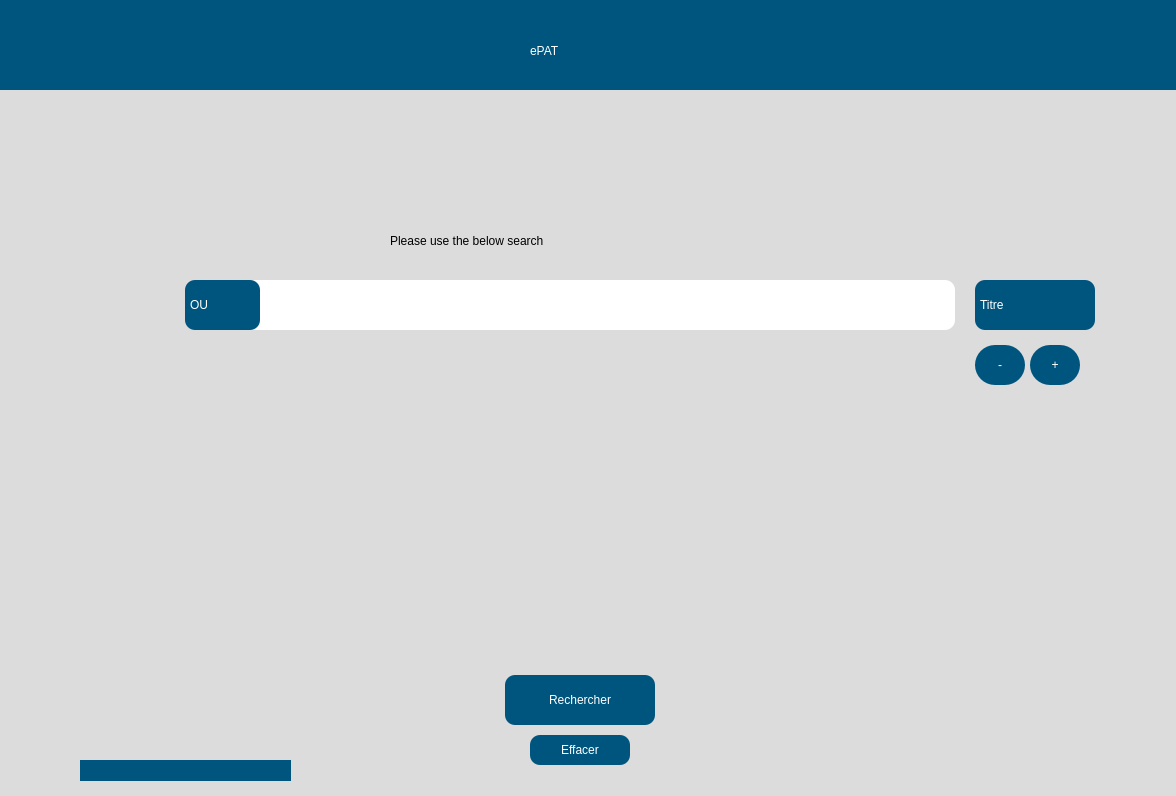
The window that src/user_interface/french_start.ui (eppenney/eBook-Perpetual-Access-Rights-Tracker) describes before a commit, drawn with Qt 5.
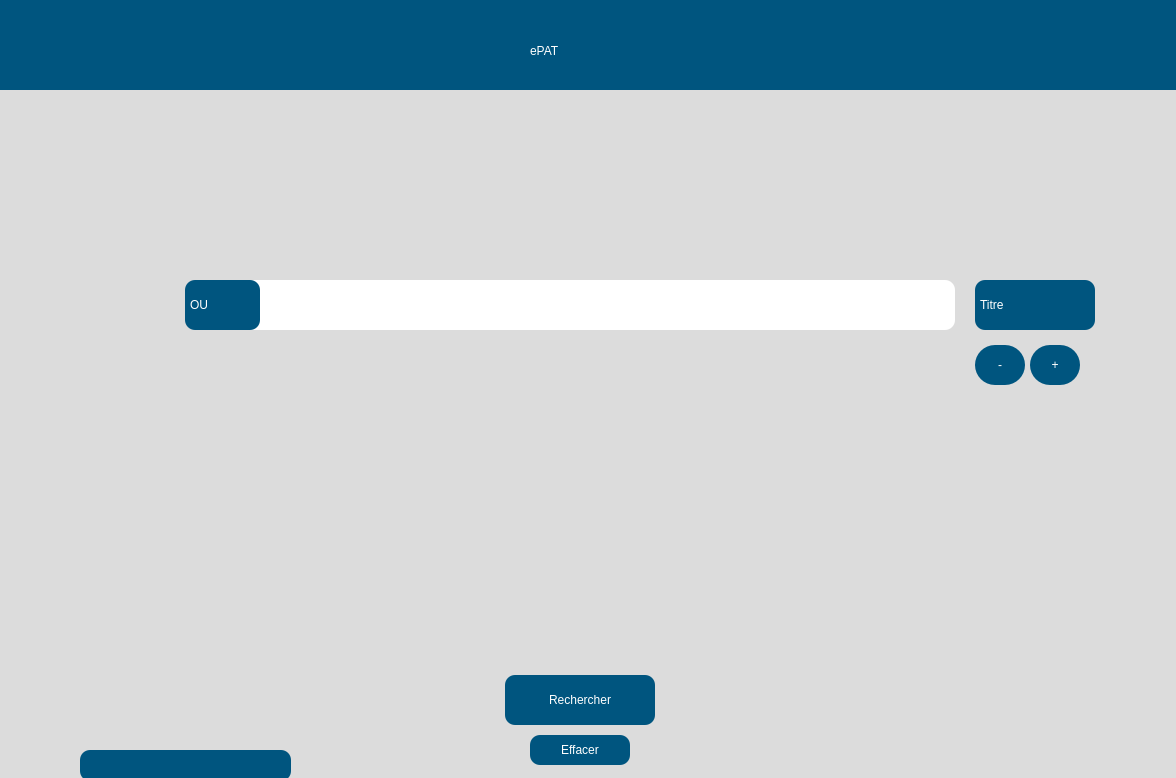
The same window after the commit. Icons and pictures are not drawn.

Commit message: There are alot of changes in the uI. Also now there is welcomeScreen that should be saving the settings before opening the file. Made a small change in the settingsWheel on the startScreen which shall rotate when hover over it just a small change.

```diff
--- a/src/user_interface/french_start.ui
+++ b/src/user_interface/french_start.ui
@@ -7,7 +7,7 @@
     <x>0</x>
     <y>0</y>
     <width>1176</width>
-    <height>796</height>
+    <height>778</height>
    </rect>
   </property>
   <property name="windowTitle">
@@ -159,22 +159,6 @@
      <string>Effacer</string>
     </property>
    </widget>
-   <widget class="QLabel" name="label_2">
-    <property name="geometry">
-     <rect>
-      <x>410</x>
-      <y>210</y>
-      <width>431</width>
-      <height>61</height>
-     </rect>
-    </property>
-    <property name="styleSheet">
-     <string notr="true">font: 75 20pt &quot;Arial&quot;;</string>
-    </property>
-    <property name="text">
-     <string>Please use the below search </string>
-    </property>
-   </widget>
    <widget class="QPushButton" name="pushButton">
     <property name="geometry">
      <rect>
@@ -354,23 +338,6 @@
      </property>
     </item>
    </widget>
-   <widget class="QLabel" name="institutionName">
-    <property name="geometry">
-     <rect>
-      <x>100</x>
-      <y>760</y>
-      <width>211</width>
-      <height>21</height>
-     </rect>
-    </property>
-    <property name="styleSheet">
-     <string notr="true">background-color: rgb(0, 85, 127);
-color: rgb(255, 255, 255);</string>
-    </property>
-    <property name="text">
-     <string/>
-    </property>
-   </widget>
    <widget class="QLabel" name="internetConnection">
     <property name="geometry">
      <rect>
@@ -384,6 +351,37 @@
      <string/>
     </property>
    </widget>
+   <widget class="QLabel" name="institutionName">
+    <property name="geometry">
+     <rect>
+      <x>100</x>
+      <y>750</y>
+      <width>211</width>
+      <height>31</height>
+     </rect>
+    </property>
+    <property name="styleSheet">
+     <string notr="true">QLabel {
+    font: 75 11pt &quot;Arial&quot;;
+    background-color: rgb(0, 85, 127);
+    border-radius: 10px;
+    color: rgb(255, 255, 255);
+    padding: 10px; /* Add padding to center the text */
+    qproperty-alignment: AlignCenter; /* Align text to the center */
+}
+
+QLabel:hover {
+    background-color: rgb(0, 75, 117); /* Slightly darker color when hovered */
+}
+
+QLabel:pressed {
+    background-color: rgb(0, 65, 107); /* Even darker color when clicked */
+}</string>
+    </property>
+    <property name="text">
+     <string/>
+    </property>
+   </widget>
   </widget>
  </widget>
  <resources/>
```
The commit also changes 13 other files.
